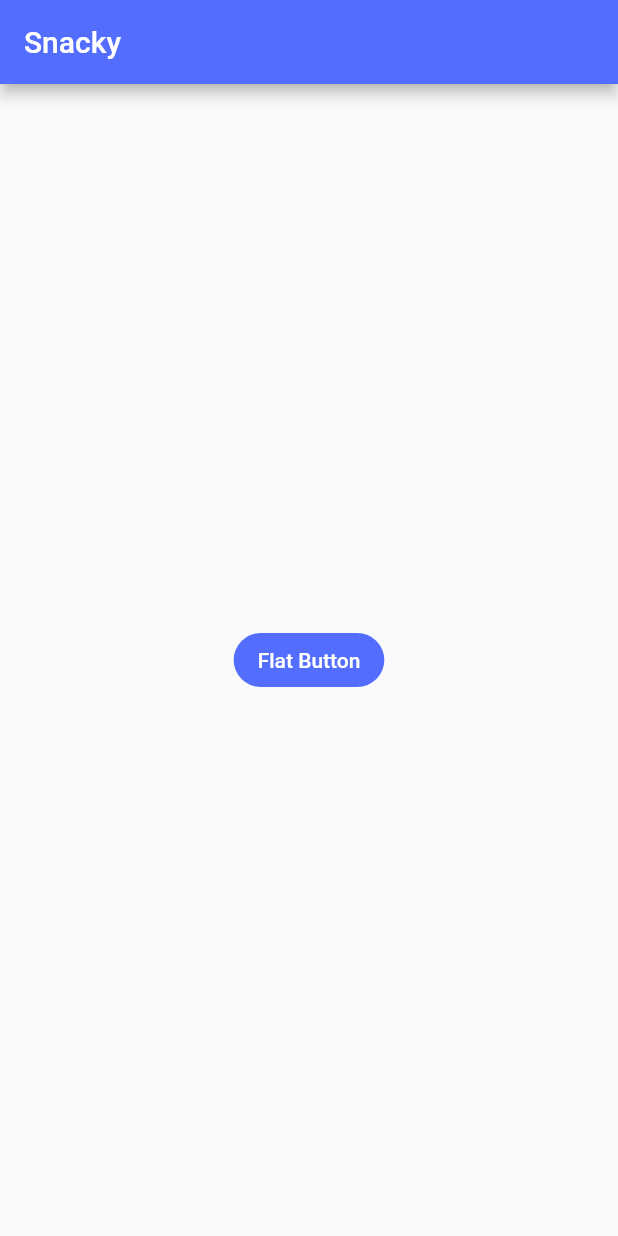
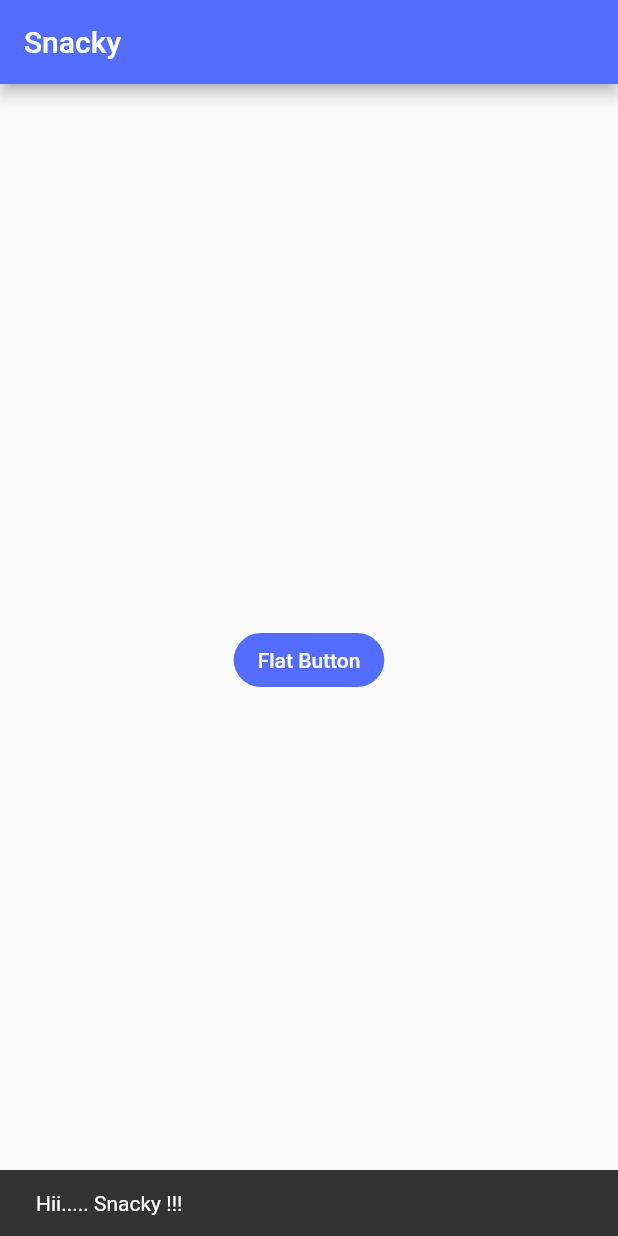
Before and after one commit to Er-Jrsingh/fluty_learn, a Flutter app: the screen it shows after launch, after a tap on "Flat Button", on a phone screen of 412 x 824 dp. Run offline on Flutter 3.47's test engine with Material 2 defaults, Android fonts, the phone set to English and light mode, and no system bars.

Commit message:
Snack Bar Solution 1  - By Moving Body Into Another File

```diff
--- a/lib/main.dart
+++ b/lib/main.dart
@@ -1,10 +1,11 @@
 import 'package:flutter/material.dart';
+import 'package:fluty_learn/snack_body.dart';
 
 void main() {
   runApp(
     MaterialApp(
       debugShowCheckedModeBanner: false,
-      title: "Snacky",
+      title: "Snack !!!!",
       home: MyApp(),
     ),
   );
@@ -21,27 +22,9 @@ class MyApp extends StatelessWidget {
         backgroundColor: Colors.indigoAccent,
       ),
 
-      /* Snack Bar Problem  */
+      /* Snack Bar Solution 1  - By Moving Body Into Another File*/
 
-      body: Center(
-        child: FlatButton(
-          shape:
-              RoundedRectangleBorder(borderRadius: BorderRadius.circular(20)),
-          color: Colors.indigoAccent,
-          onPressed: () {
-            final snackbar = SnackBar(
-              content: Text("Hii !! Snacky !!!"),
-            );
-            Scaffold.of(context).showSnackBar(snackbar);
-          },
-          child: Text(
-            "Flat Button",
-            style: TextStyle(
-              color: Colors.white,
-            ),
-          ),
-        ),
-      ),
+      body: SnackyB()
     );
   }
 }
--- /dev/null
+++ b/lib/snack_body.dart
@@ -0,0 +1,28 @@
+import 'package:flutter/material.dart';
+
+class SnackyB extends StatelessWidget {
+  @override
+  Widget build(BuildContext context) {
+    return Scaffold(
+      body: Center(
+        child: FlatButton(
+          shape:
+              RoundedRectangleBorder(borderRadius: BorderRadius.circular(20)),
+          color: Colors.indigoAccent,
+          onPressed: () {
+            final snackbar = SnackBar(
+              content: Text("Hii..... Snacky !!!"),
+            );
+            Scaffold.of(context).showSnackBar(snackbar);
+          },
+          child: Text(
+            "Flat Button",
+            style: TextStyle(
+              color: Colors.white,
+            ),
+          ),
+        ),
+      ),
+    );
+  }
+}
```
